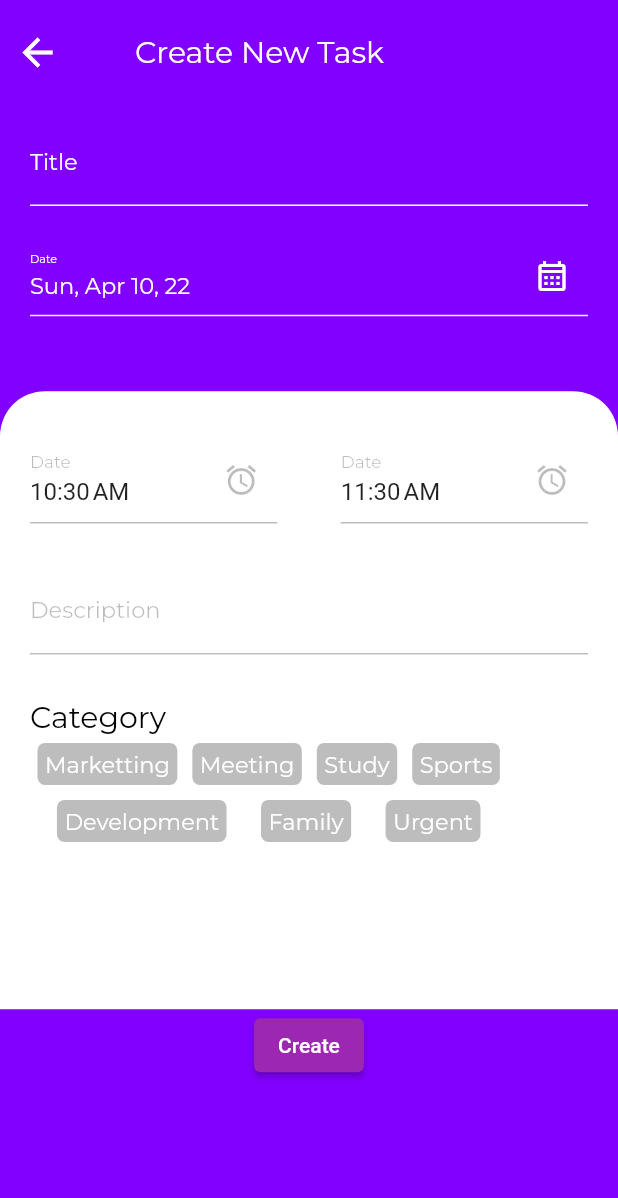
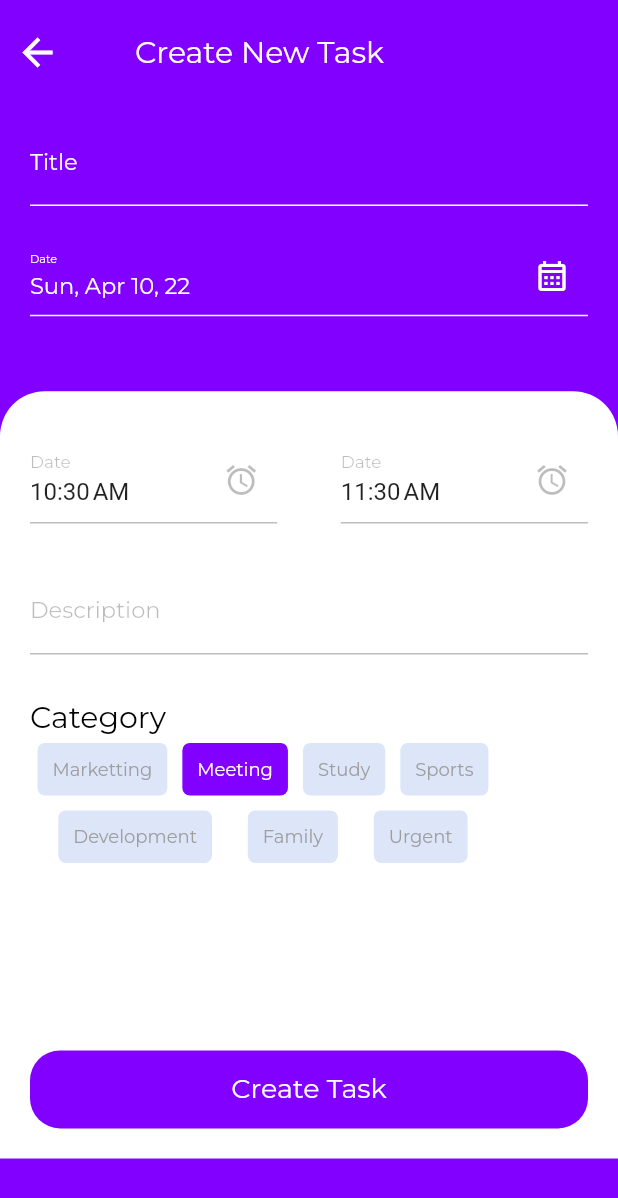
Before and after one commit to sriram251/TaskmanagementAppUI, a Flutter app: the screen it shows after launch, item 2 of the bottom bar chosen, after a tap on "Add task", on a phone screen of 412 x 824 dp. Shown: the top 1198 px of the screen. Run offline on Flutter 3.47's test engine with Material 2 defaults, Android fonts, the light colour scheme and no system bars; our stand-ins replace date_picker_timeline, google_fonts.

Commit message:
TaskManagement

```diff
--- a/lib/AddNewTask/AddNewTask.dart
+++ b/lib/AddNewTask/AddNewTask.dart
@@ -16,6 +16,7 @@ class _AddNewTaskState extends State<AddNewTask> {
   late TextEditingController _StartTime;
   late TextEditingController _EndTime;
   DateTime SelectedDate = DateTime.now();
+  String Category = "Meeting";
   @override
   void initState() {
     // TODO: implement initState
@@ -61,6 +62,12 @@ class _AddNewTaskState extends State<AddNewTask> {
     }
   }
 
+  _SetCategory(String Category) {
+    this.setState(() {
+      this.Category = Category;
+    });
+  }
+
   @override
   Widget build(BuildContext context) {
     return Material(
@@ -77,8 +84,13 @@ class _AddNewTaskState extends State<AddNewTask> {
                   child: Row(
                     mainAxisAlignment: MainAxisAlignment.start,
                     children: [
-                      const Icon(Icons.arrow_back,
+                      GestureDetector(
+                        onTap: () {
+                          Navigator.pop(context);
+                        },
+                        child: const Icon(Icons.arrow_back,
                             size: 30, color: Colors.white),
+                      ),
                       SizedBox(
                         width: 50,
                       ),
@@ -160,7 +172,6 @@ class _AddNewTaskState extends State<AddNewTask> {
                   margin: EdgeInsets.only(top: 40),
                   padding:
                       EdgeInsets.only(left: 20, right: 20, top: 20, bottom: 20),
-                  height: MediaQuery.of(context).size.height * 0.5,
                   decoration: BoxDecoration(
                       color: Colors.white,
                       borderRadius: BorderRadius.only(
@@ -287,45 +298,97 @@ class _AddNewTaskState extends State<AddNewTask> {
                               alignment: WrapAlignment.spaceEvenly,
                               crossAxisAlignment: WrapCrossAlignment.start,
                               children: [
-                                Categorcard(
+                                GestureDetector(
+                                  onTap: () {
+                                    this._SetCategory('Marketting');
+                                  },
+                                  child: Categorcard(
                                     CategoryText: 'Marketting',
-                                  isActive: true,
+                                    isActive: this.Category == 'Marketting',
                                   ),
-                                Categorcard(
+                                ),
+                                GestureDetector(
+                                  onTap: () {
+                                    this._SetCategory('Meeting');
+                                  },
+                                  child: Categorcard(
                                     CategoryText: 'Meeting',
-                                  isActive: true,
+                                    isActive: this.Category == 'Meeting',
                                   ),
-                                Categorcard(
+                                ),
+                                GestureDetector(
+                                  onTap: () {
+                                    this._SetCategory('Study');
+                                  },
+                                  child: Categorcard(
                                     CategoryText: 'Study',
-                                  isActive: true,
+                                    isActive: this.Category == 'Study',
                                   ),
-                                Categorcard(
+                                ),
+                                GestureDetector(
+                                  onTap: () {
+                                    this._SetCategory('Sports');
+                                  },
+                                  child: Categorcard(
                                     CategoryText: 'Sports',
-                                  isActive: true,
+                                    isActive: this.Category == 'Sports',
                                   ),
-                                Categorcard(
+                                ),
+                                GestureDetector(
+                                  onTap: () {
+                                    this._SetCategory('Development');
+                                  },
+                                  child: Categorcard(
                                     CategoryText: 'Development',
-                                  isActive: true,
+                                    isActive: this.Category == 'Development',
                                   ),
-                                Categorcard(
+                                ),
+                                GestureDetector(
+                                  onTap: () {
+                                    this._SetCategory('Family');
+                                  },
+                                  child: Categorcard(
                                     CategoryText: 'Family',
-                                  isActive: true,
+                                    isActive: this.Category == 'Family',
                                   ),
-                                Categorcard(
+                                ),
+                                GestureDetector(
+                                  onTap: () {
+                                    this._SetCategory('Urgent');
+                                  },
+                                  child: Categorcard(
                                     CategoryText: 'Urgent',
-                                  isActive: true,
+                                    isActive: this.Category == 'Urgent',
+                                  ),
                                 )
                               ],
                             )
                           ],
                         ),
+                      ),
+                      SizedBox(
+                        height: 100,
+                      ),
+                      Container(
+                        padding: EdgeInsets.all(15),
+                        decoration: BoxDecoration(
+                          borderRadius: BorderRadius.circular(20),
+                          color: Color.fromRGBO(130, 0, 255, 1),
+                        ),
+                        alignment: Alignment.center,
+                        child: Text(
+                          "Create Task",
+                          style: GoogleFonts.montserrat(
+                            color: Colors.white,
+                            fontSize: 18,
+                            fontWeight: FontWeight.normal,
+                          ),
+                        ),
                       )
                     ],
                   ),
                 ),
-                ElevatedButton(onPressed: (){}, child: Text("Create"))
               ],
-
             ),
           ),
         ),
--- a/lib/AddNewTask/CategoryCard.dart
+++ b/lib/AddNewTask/CategoryCard.dart
@@ -13,16 +13,18 @@ class Categorcard extends StatelessWidget {
   Widget build(BuildContext context) {
     return Container(
         margin: EdgeInsets.all(5),
-        padding: EdgeInsets.all(5),
+        padding: EdgeInsets.all(10),
         decoration: BoxDecoration(
-          color: Colors.black26,
+          color: !this.isActive
+              ? Color.fromRGBO(221, 229, 249, 1)
+              : Color.fromRGBO(130, 0, 255, 1),
           borderRadius: BorderRadius.all(Radius.circular(5)),
         ),
         child: Text(
           this.CategoryText,
           style: GoogleFonts.montserrat(
-            color: Colors.white,
-            fontSize: 15,
+            color: !this.isActive ? Colors.grey : Colors.white,
+            fontSize: 12,
           ),
         ));
   }
--- a/lib/ProjectsPage/ProjectsPage.dart
+++ b/lib/ProjectsPage/ProjectsPage.dart
@@ -14,10 +14,12 @@ class ProjectsPage extends StatelessWidget {
       child: SingleChildScrollView(
         child: Container(
           color: Color.fromRGBO(242, 244, 255, 1),
-          padding: const EdgeInsets.all(20),
+          padding: const EdgeInsets.all(0),
           child:
               Column(crossAxisAlignment: CrossAxisAlignment.start, children: [
-            Row(
+            Padding(
+              padding: const EdgeInsets.all(20),
+              child: Row(
                 mainAxisAlignment: MainAxisAlignment.spaceBetween,
                 children: [
                   const Icon(
@@ -35,10 +37,13 @@ class ProjectsPage extends StatelessWidget {
                   ),
                 ],
               ),
+            ),
             SizedBox(
               height: 10,
             ),
-            Column(
+            Padding(
+              padding: const EdgeInsets.all(20.0),
+              child: Column(
                 crossAxisAlignment: CrossAxisAlignment.start,
                 children: [
                   RichText(
@@ -71,8 +76,15 @@ class ProjectsPage extends StatelessWidget {
                   ),
                 ],
               ),
-            OverView(),
-            Column(
+            ),
+            Padding(
+              padding:
+                  const EdgeInsets.only(top: 0, bottom: 0, left: 20, right: 0),
+              child: OverView(),
+            ),
+            Padding(
+              padding: const EdgeInsets.all(20),
+              child: Column(
                 crossAxisAlignment: CrossAxisAlignment.start,
                 children: [
                   Text(
@@ -88,6 +100,7 @@ class ProjectsPage extends StatelessWidget {
                   ProgressCard(ProjectName: "Project", CompletedPercent: 30),
                   ProgressCard(ProjectName: "Project", CompletedPercent: 30),
                 ],
+              ),
             )
           ]),
         ),
```
Lines whose indentation alone changed are shown as unchanged.
